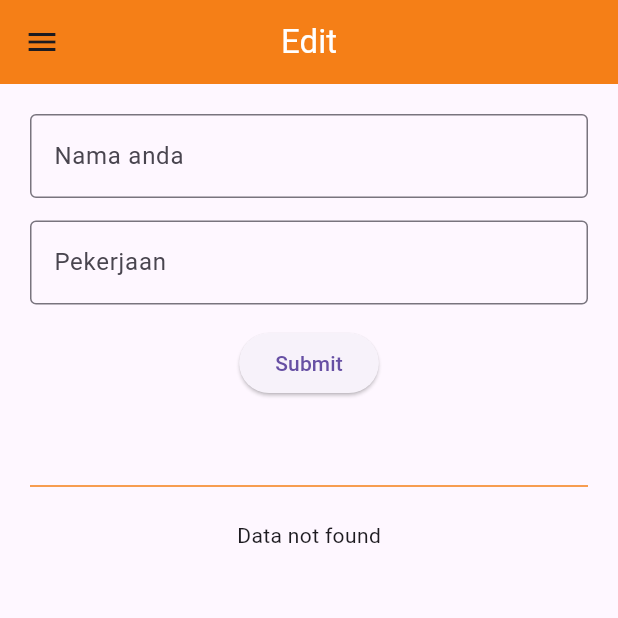
After one commit to iqbalsuwandi20/flutter-test, a Flutter app: the HomeView screen opened by its route, in the side drawer, after a tap on "Edit Nama dan Pekerjaan", on a phone screen of 412 x 824 dp, the top half of it. The commit adds this screen. Run offline on Flutter 3.47's test engine with Material 3 defaults, Android fonts, the phone set to English and light mode, and no system bars; our stand-ins replace another_flutter_splash_screen, get, introduction_screen, lottie, sqflite; accounts and stored records are empty; network calls fail.

Commit message:
berhasil membuat metode put

```diff
--- /dev/null
+++ b/lib/app/modules/edit/bindings/edit_binding.dart
@@ -0,0 +1,12 @@
+import 'package:get/get.dart';
+
+import '../controllers/edit_controller.dart';
+
+class EditBinding extends Bindings {
+  @override
+  void dependencies() {
+    Get.lazyPut<EditController>(
+      () => EditController(),
+    );
+  }
+}
--- /dev/null
+++ b/lib/app/modules/edit/controllers/edit_controller.dart
@@ -0,0 +1,31 @@
+import 'dart:convert';
+
+import 'package:flutter/material.dart';
+import 'package:get/get.dart';
+import 'package:http/http.dart' as http;
+
+class EditController extends GetxController {
+  var responseResult = "Data not found".obs;
+
+  final TextEditingController nameController = TextEditingController();
+  final TextEditingController jobController = TextEditingController();
+
+  Future<void> submitRole() async {
+    try {
+      var response = await http.put(
+        Uri.parse("https://reqres.in/api/users/2"),
+        body: {
+          "name": nameController.text,
+          "job": jobController.text,
+        },
+      );
+
+      Map<String, dynamic> data =
+          json.decode(response.body) as Map<String, dynamic>;
+
+      responseResult.value = "${data["name"]} - ${data["job"]}";
+    } catch (e) {
+      responseResult.value = "Error occurred: ${e.toString()}";
+    }
+  }
+}
--- /dev/null
+++ b/lib/app/modules/edit/views/edit_view.dart
@@ -0,0 +1,59 @@
+import 'package:flutter/material.dart';
+
+import 'package:get/get.dart';
+
+import '../../../../widgets/drawer.dart';
+import '../controllers/edit_controller.dart';
+
+class EditView extends GetView<EditController> {
+  const EditView({super.key});
+  @override
+  Widget build(BuildContext context) {
+    return Scaffold(
+      appBar: AppBar(
+        backgroundColor: Colors.yellow[900],
+        title: const Text(
+          'Edit',
+          style: TextStyle(color: Colors.white),
+        ),
+        centerTitle: true,
+      ),
+      drawer: const CustomDrawer(),
+      body: Padding(
+        padding: const EdgeInsets.all(20),
+        child: Column(
+          children: [
+            TextField(
+              controller: controller.nameController,
+              autocorrect: false,
+              keyboardType: TextInputType.text,
+              decoration: const InputDecoration(
+                border: OutlineInputBorder(),
+                labelText: "Nama anda",
+              ),
+            ),
+            const SizedBox(height: 15),
+            TextField(
+              controller: controller.jobController,
+              autocorrect: false,
+              keyboardType: TextInputType.text,
+              decoration: const InputDecoration(
+                border: OutlineInputBorder(),
+                labelText: "Pekerjaan",
+              ),
+            ),
+            const SizedBox(height: 15),
+            ElevatedButton(
+              onPressed: () => controller.submitRole(),
+              child: const Text("Submit"),
+            ),
+            const SizedBox(height: 50),
+            Divider(color: Colors.yellow[900]),
+            const SizedBox(height: 15),
+            Obx(() => Center(child: Text(controller.responseResult.value))),
+          ],
+        ),
+      ),
+    );
+  }
+}
--- a/lib/app/routes/app_pages.dart
+++ b/lib/app/routes/app_pages.dart
@@ -1,5 +1,7 @@
 import 'package:get/get.dart';
 
+import '../modules/edit/bindings/edit_binding.dart';
+import '../modules/edit/views/edit_view.dart';
 import '../modules/home/bindings/home_binding.dart';
 import '../modules/home/views/home_view.dart';
 import '../modules/introduction/bindings/introduction_binding.dart';
@@ -58,5 +60,10 @@ class AppPages {
       page: () => const RoleView(),
       binding: RoleBinding(),
     ),
+    GetPage(
+      name: _Paths.EDIT,
+      page: () => const EditView(),
+      binding: EditBinding(),
+    ),
   ];
 }
--- a/lib/app/routes/app_routes.dart
+++ b/lib/app/routes/app_routes.dart
@@ -10,6 +10,7 @@ abstract class Routes {
   static const REGISTER = _Paths.REGISTER;
   static const PROFILE = _Paths.PROFILE;
   static const ROLE = _Paths.ROLE;
+  static const EDIT = _Paths.EDIT;
 }
 
 abstract class _Paths {
@@ -21,4 +22,5 @@ abstract class _Paths {
   static const REGISTER = '/register';
   static const PROFILE = '/profile';
   static const ROLE = '/role';
+  static const EDIT = '/edit';
 }
--- a/lib/widgets/drawer.dart
+++ b/lib/widgets/drawer.dart
@@ -47,6 +47,14 @@ class CustomDrawer extends StatelessWidget {
                   title: const Text("Input Nama dan Pekerjaan"),
                   trailing: const Icon(Icons.arrow_forward),
                 ),
+                ListTile(
+                  onTap: () {
+                    Get.toNamed(Routes.EDIT);
+                  },
+                  leading: const Icon(Icons.edit),
+                  title: const Text("Edit Nama dan Pekerjaan"),
+                  trailing: const Icon(Icons.arrow_forward),
+                ),
               ],
             ),
           ),
```
